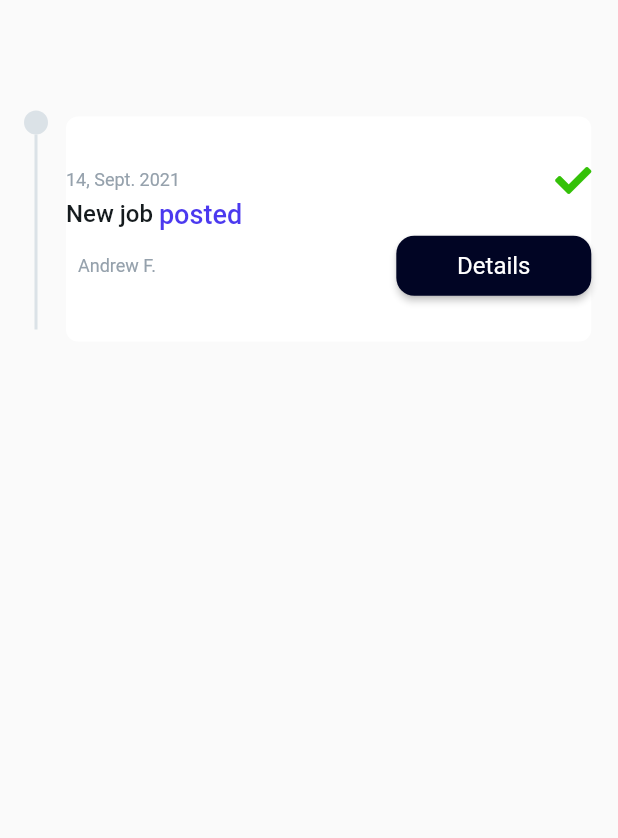
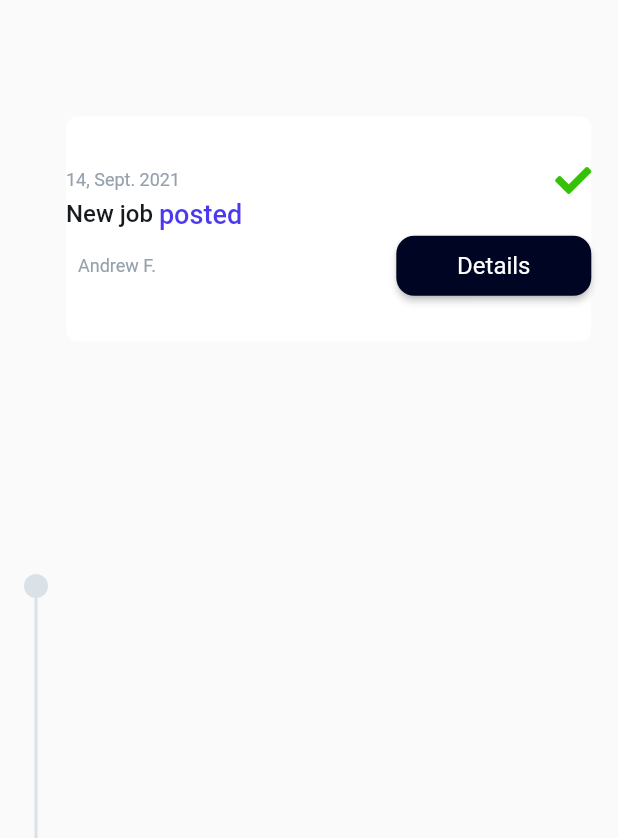
Before and after one commit to dhruvja/jobista, a Flutter app: the ActivityWidget widget shown alone on an empty page, opened directly, on a phone screen of 412 x 824 dp. Shown: the part 398-1236 px from the top of the screen. Run offline on Flutter 3.47's test engine with Material 2 defaults, Android fonts, the phone set to English and light mode, and no system bars; drawn by our look-alikes of auto_size_text; our stand-ins replace easy_debounce, firebase_auth, firebase_core, firebase_storage, flutter_rating_bar, flutter_spinkit and 11 more; missing offline and left inert: json_path, mime_type; accounts and stored records are empty; Roboto replaces fonts that are missing (Lexend Deca).

Commit message:
Updating to latest FlutterFlow output.

```diff
--- a/lib/components/activity_widget.dart
+++ b/lib/components/activity_widget.dart
@@ -26,7 +26,7 @@ class _ActivityWidgetState extends State<ActivityWidget> {
             padding: EdgeInsetsDirectional.fromSTEB(0, 0, 12, 0),
             child: Column(
               mainAxisSize: MainAxisSize.max,
-              mainAxisAlignment: MainAxisAlignment.center,
+              mainAxisAlignment: MainAxisAlignment.end,
               children: [
                 Container(
                   width: 16,
@@ -38,7 +38,7 @@ class _ActivityWidgetState extends State<ActivityWidget> {
                 ),
                 Container(
                   width: 2,
-                  height: 130,
+                  height: 160,
                   decoration: BoxDecoration(
                     color: Color(0xFFDBE2E7),
                   ),
```
